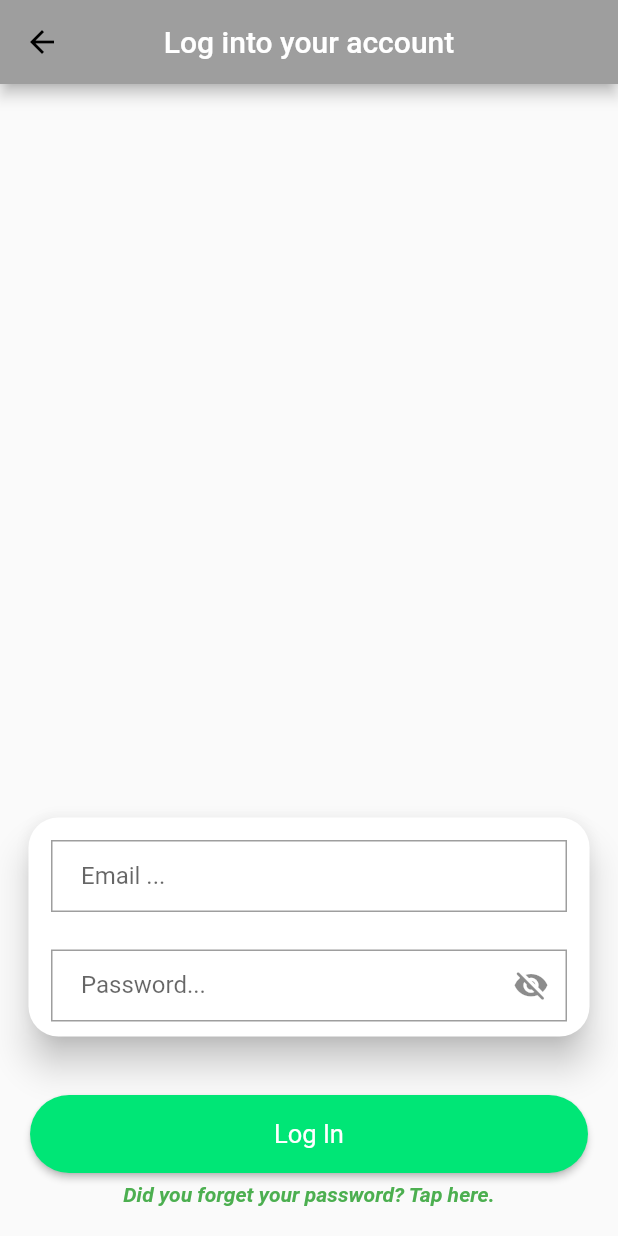
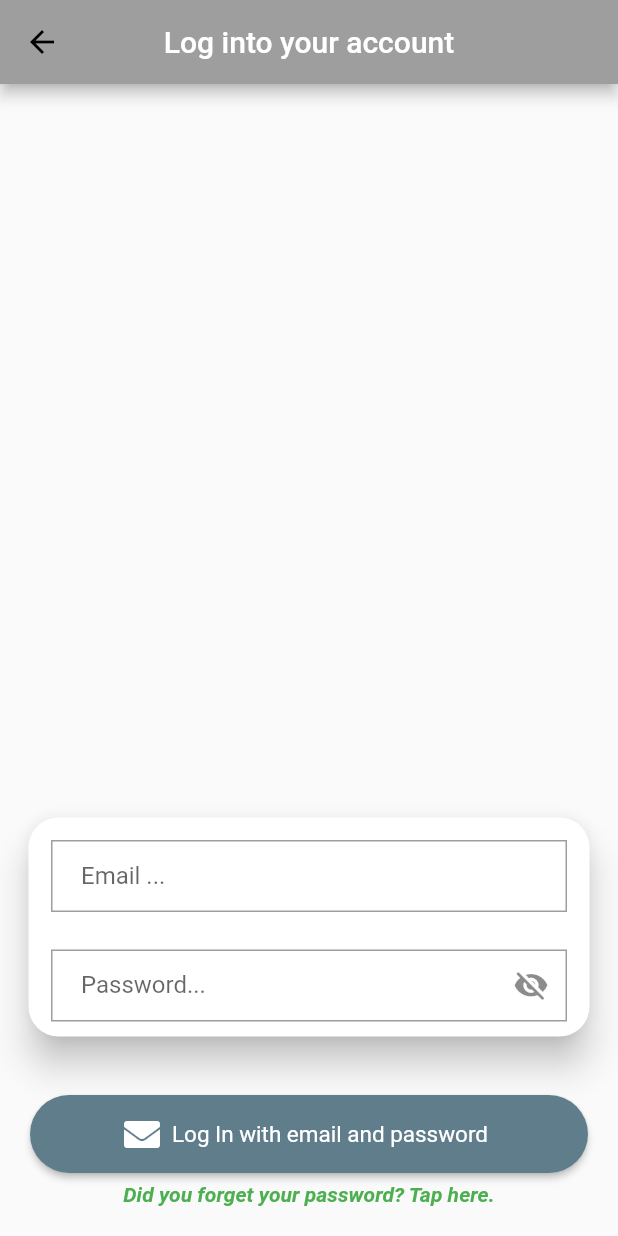
Before and after one commit to rrrrares33/workout_tracker, a Flutter app: the LogInPageEmailAndPassword screen opened by its route, on a phone screen of 412 x 824 dp. Run offline on Flutter 3.47's test engine with Material 2 defaults, Android fonts, the light colour scheme and no system bars; our stand-ins replace firebase_auth, firebase_core, font_awesome_flutter, google_sign_in; missing offline and left inert: flutter_facebook_auth; accounts and stored records are empty; Roboto replaces fonts that are missing (Times New Roman).

Commit message:
"Made register and logging button look better."

```diff
--- a/lib/ui/logging_screens/login_email_pass_page.dart
+++ b/lib/ui/logging_screens/login_email_pass_page.dart
@@ -1,5 +1,6 @@
 import 'package:flutter/cupertino.dart';
 import 'package:flutter/material.dart';
+import 'package:font_awesome_flutter/font_awesome_flutter.dart';
 import 'package:provider/provider.dart';
 
 import '../../firebase/authentication_service.dart';
@@ -117,10 +118,11 @@ class _LogInPageEmailAndPasswordState extends State<LogInPageEmailAndPassword> {
           ),
           Padding(
             padding: const EdgeInsets.symmetric(horizontal: 20, vertical: 6),
-            child: ElevatedButton(
+            child: ElevatedButton.icon(
               style: ElevatedButton.styleFrom(
                 shape: const StadiumBorder(),
                 minimumSize: const Size.fromHeight(52),
+                primary: Colors.blueGrey,
               ),
               onPressed: () async {
                 setState(() {
@@ -143,11 +145,9 @@ class _LogInPageEmailAndPasswordState extends State<LogInPageEmailAndPassword> {
                   }
                 }
               },
-              child: const Text(
-                'Log In',
-                style: TextStyle(
-                  fontSize: 17,
-                ),
+              icon: const FaIcon(FontAwesomeIcons.solidEnvelope),
+              label: const Text(
+                'Log In with email and password',
               ),
             ),
           ),
```
Also changed, not shown: lib/ui/logging_screens/register_page.dart (+5 -3 lines).
